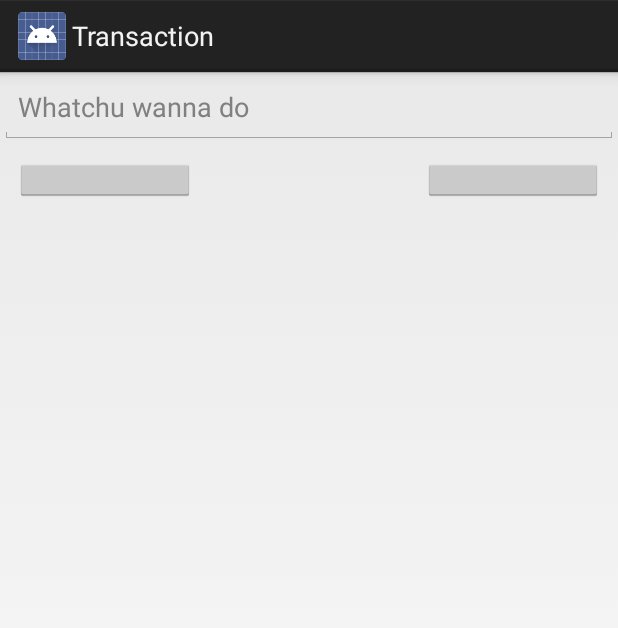
After one commit to sylvesterchiang/LoanShark, an Android app: the TransactionActivity screen opened directly, with no data from a screen before it, on a phone screen of 412 x 824 dp. The commit adds this screen. Shown: the top 628 px of the screen. Run offline under Robolectric (Android 15) with nearby library versions, the phone set to English and light mode, and no system bars; 1 statement that could not run was skipped.

Commit message:
Added Transaction

```diff
--- a/app/src/main/AndroidManifest.xml
+++ b/app/src/main/AndroidManifest.xml
@@ -28,7 +28,6 @@
             android:noHistory="true" >
             <intent-filter>
                 <action android:name="android.intent.action.MAIN" />
-
                 <category android:name="android.intent.category.LAUNCHER" />
             </intent-filter>
         </activity>
@@ -54,6 +53,11 @@
             android:label="@string/title_activity_signup"
             android:screenOrientation="portrait" />
 
+        <activity
+            android:name=".TransactionActivity"
+            android:label="Transaction"
+            android:screenOrientation="portrait" />
+
     </application>
 
 </manifest>
--- a/app/src/main/java/com/example/sylve_000/loanshark/Application.java
+++ b/app/src/main/java/com/example/sylve_000/loanshark/Application.java
@@ -33,6 +33,7 @@ public class Application extends android.app.Application {
         super.onCreate();
 
         ParseObject.registerSubclass(Friends.class);
+        ParseObject.registerSubclass(Transaction.class);
         Parse.initialize(this, "ubmj6oAAyAAD7ARhLkuaTiOkvEpbqjWhi13NEIia", "R7xHxk1EAS24kVUiGuxzJDHTASRI6MXyWBGl7Wnk");
 
         preferences = getSharedPreferences("com.parse.anywall", Context.MODE_PRIVATE);
--- /dev/null
+++ b/app/src/main/java/com/example/sylve_000/loanshark/TransactionActivity.java
@@ -0,0 +1,111 @@
+package com.example.sylve_000.loanshark;
+
+import android.app.Activity;
+import android.app.ProgressDialog;
+import android.content.Intent;
+import android.os.Bundle;
+import android.view.View;
+import android.widget.Button;
+import android.widget.EditText;
+import android.widget.ListView;
+
+import com.parse.ParseACL;
+import com.parse.ParseException;
+import com.parse.ParseUser;
+import com.parse.SaveCallback;
+
+/**
+ * Created by sylve_000 on 2014-12-11.
+ */
+public class TransactionActivity extends Activity{
+
+    private String friendID;
+    private String currentUserId;
+    private ListView transactionList;
+    private EditText amountField;
+
+    @Override
+    protected void onCreate(Bundle savedInstanceState) {
+        super.onCreate(savedInstanceState);
+        setContentView(R.layout.activity_transaction);
+
+        Intent intent = getIntent();
+        friendID = intent.getStringExtra("FRIEND_ID");
+
+        currentUserId = ParseUser.getCurrentUser().getObjectId();
+
+        transactionList = (ListView) findViewById(R.id.listTransactions);
+
+        amountField = (EditText) findViewById(R.id.loanAmount);
+
+        findViewById(R.id.issueLoanButton).setOnClickListener(new View.OnClickListener(){
+            @Override
+            public void onClick(View view){
+                issueLoan();
+            }
+        });
+
+        findViewById(R.id.receiveLoanButton).setOnClickListener(new View.OnClickListener(){
+            @Override
+            public void onClick(View view){
+                receiveLoan();
+            }
+        });
+    }
+
+    private void issueLoan(){
+        final ProgressDialog dialog = new ProgressDialog(TransactionActivity.this);
+        dialog.setMessage(getString(R.string.progress_post));
+        dialog.show();
+
+        Transaction post = new Transaction();
+
+        double amount = Double.parseDouble(amountField.getText().toString());
+
+        post.setAmount(amount);
+        post.setType(false);
+        post.setFriend(friendID);
+        post.setUser(ParseUser.getCurrentUser());
+
+        ParseACL acl = new ParseACL();
+
+        acl.setPublicReadAccess(true);
+        post.setACL(acl);
+
+        post.saveInBackground(new SaveCallback(){
+            @Override
+            public void done(ParseException e){
+                dialog.dismiss();
+                finish();
+            }
+        });
+    }
+
+    private void receiveLoan(){
+        final ProgressDialog dialog = new ProgressDialog(TransactionActivity.this);
+        dialog.setMessage(getString(R.string.progress_post));
+        dialog.show();
+
+        Transaction post = new Transaction();
+
+        double amount = Double.parseDouble(amountField.getText().toString());
+
+        post.setAmount(amount);
+        post.setType(true);
+        post.setFriend(friendID);
+        post.setUser(ParseUser.getCurrentUser());
+
+        ParseACL acl = new ParseACL();
+
+        acl.setPublicReadAccess(true);
+        post.setACL(acl);
+
+        post.saveInBackground(new SaveCallback(){
+            @Override
+            public void done(ParseException e){
+                dialog.dismiss();
+                finish();
+            }
+        });
+    }
+}
--- /dev/null
+++ b/app/src/main/res/layout/activity_transaction.xml
@@ -0,0 +1,55 @@
+<?xml version="1.0" encoding="utf-8"?>
+
+<RelativeLayout xmlns:android="http://schemas.android.com/apk/res/android"
+    android:orientation="vertical" android:layout_width="match_parent"
+    android:layout_height="match_parent">
+
+    <ListView
+        android:id="@+id/listTransactions"
+        android:layout_width="match_parent"
+        android:layout_height="wrap_content"></ListView>
+
+    <RelativeLayout
+        android:layout_width="fill_parent"
+        android:layout_height="1dip"></RelativeLayout>
+
+    <RelativeLayout
+        android:layout_width="wrap_content"
+        android:layout_height="48dp"
+        android:id="@+id/relativeLayout3">
+
+    <EditText
+        android:id="@+id/loanAmount"
+        android:hint="Whatchu wanna do"
+        android:layout_width="match_parent"
+        android:layout_height="match_parent"
+        android:layout_alignParentTop="true"
+        android:layout_alignParentLeft="true"
+        android:layout_alignParentStart="true" />
+
+    </RelativeLayout>
+
+    <RelativeLayout
+        android:layout_width="wrap_content"
+        android:layout_height="48dp"
+        android:layout_below="@+id/relativeLayout3"
+        android:layout_alignParentLeft="true"
+        android:layout_alignParentStart="true">
+
+    <Button
+        android:id="@+id/issueLoanButton"
+        android:layout_width="120dp"
+        android:layout_margin="10dp"
+        android:layout_height="match_parent"
+        android:layout_alignParentLeft="true"/>
+
+    <Button
+        android:id="@+id/receiveLoanButton"
+        android:layout_width="120dp"
+        android:layout_margin="10dp"
+        android:layout_height="match_parent"
+        android:layout_alignParentRight="true"/>
+
+    </RelativeLayout>
+
+</RelativeLayout>
--- a/app/src/main/res/layout/loanshark_post_item.xml
+++ b/app/src/main/res/layout/loanshark_post_item.xml
@@ -9,6 +9,8 @@
         android:id="@+id/username_view"
         android:layout_width="fill_parent"
         android:layout_height="wrap_content"
-        android:textAppearance="?android:attr/textAppearanceSmall" />
+        android:textAppearance="?android:attr/textAppearanceSmall"
+        android:layout_margin="@dimen/activity_vertical_margin"
+        style="@style/AppTheme" />
 
 </LinearLayout>
```
Also changed, not shown: app/src/main/java/com/example/sylve_000/loanshark/MyActivity.java (+42 -2 lines), app/src/main/java/com/example/sylve_000/loanshark/Transaction.java (added, +49 -0 lines), app/src/main/res/layout/message_left.xml (added, +50 -0 lines), app/src/main/res/layout/message_right.xml (added, +50 -0 lines).
